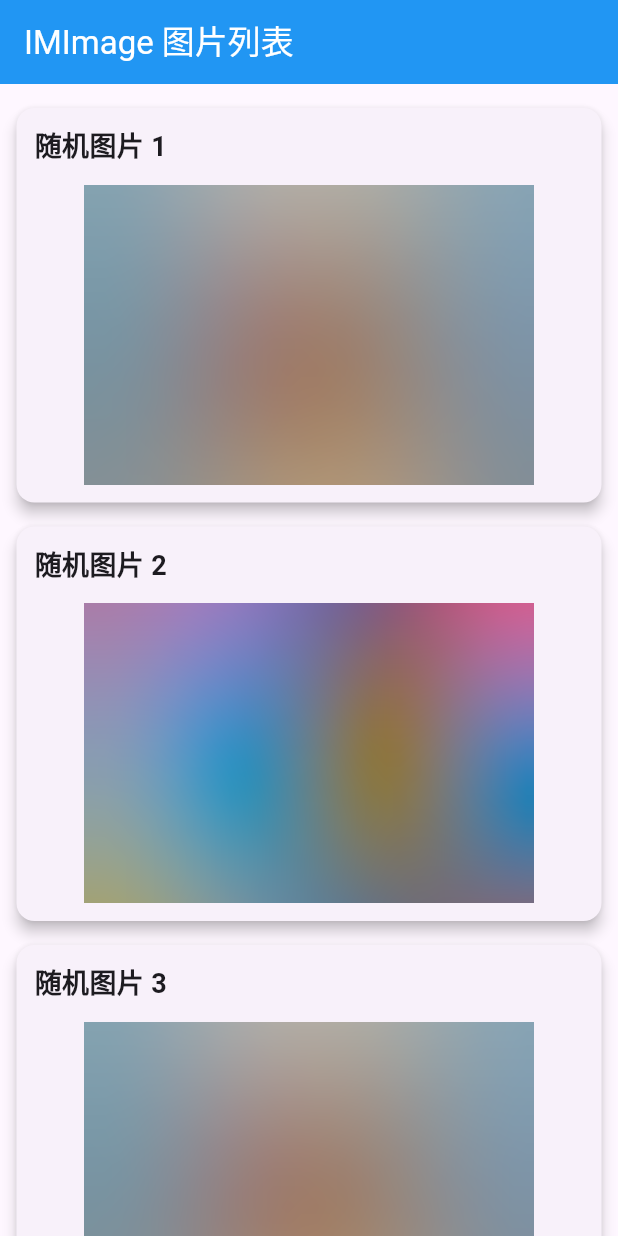
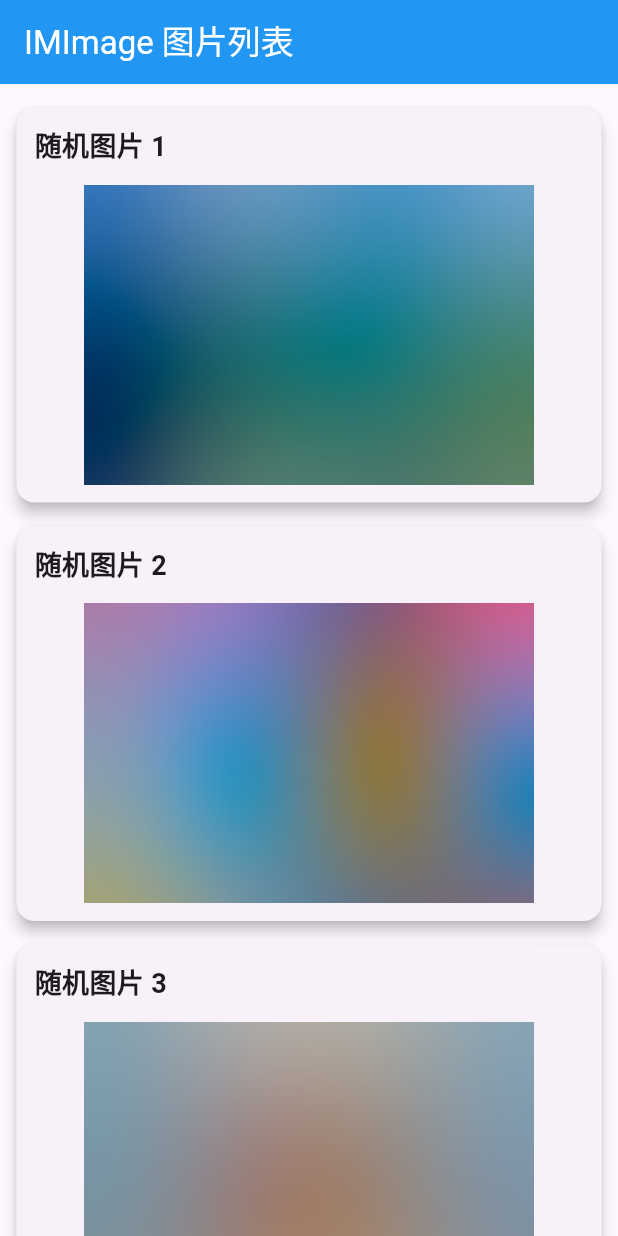
Before and after one commit to Jeremy-Xue-del/net_image, a Flutter app: the screen it shows after launch, on a phone screen of 412 x 824 dp. Run offline on Flutter 3.47's test engine with Material 3 defaults, Android fonts, the phone set to English and light mode, and no system bars; network calls fail.

Commit message:
优化动画

```diff
--- a/lib/main.dart
+++ b/lib/main.dart
@@ -36,15 +36,17 @@ class _ImageListPageState extends State<ImageListPage> {
 
   late String thumbnailPath;
 
+  late Future<List<ImageModel>> _dataFuture;
+
   List<ImageModel> data = [];
 
   // 示例图片URL列表
   final List<Map<String, String>> _imageData = [
     {
-      'url': 'https://picsum.photos/400/300?random=1',
+      'url': 'https://pic2.zhimg.com/v2-4edf83ea78bfbc41bf2856306637337b_r.jpg',
       'path': '',
       'title': '随机图片 1',
-      'blurHash': 'LEHV6nWB2yk8pyo0adR*.7kCMdnj',
+      'blurHash': 'LZ7:hTR7eoRmpMoHkCWWxwbYWYWB',
       'thumbnailPath': '',
     },
     {
@@ -166,6 +168,7 @@ class _ImageListPageState extends State<ImageListPage> {
   @override
   void initState() {
     super.initState();
+    _dataFuture = _loadData();
   }
 
   Future<List<ImageModel>> _loadData() async {
@@ -185,7 +188,6 @@ class _ImageListPageState extends State<ImageListPage> {
       );
       data.add(m);
     }
-    debugPrint('初始化数据完成');
     return data;
   }
 
@@ -198,7 +200,7 @@ class _ImageListPageState extends State<ImageListPage> {
         foregroundColor: Colors.white,
       ),
       body: FutureBuilder<List<ImageModel>>(
-        future: _loadData(),
+        future: _dataFuture,
         builder: (context, snapshot) {
           if (snapshot.connectionState == ConnectionState.waiting) {
             return const Center(child: CircularProgressIndicator());
@@ -236,7 +238,7 @@ class ImageListItem extends StatefulWidget {
   final int index;
   final String path;
   final String blurHash;
-  final String thumbnailPath;
+  final String? thumbnailPath;
 
   const ImageListItem({
     super.key,
@@ -245,7 +247,7 @@ class ImageListItem extends StatefulWidget {
     required this.index,
     required this.path,
     required this.blurHash,
-    required this.thumbnailPath,
+    this.thumbnailPath,
   });
 
   @override
--- a/lib/net_image/core/image_provider.dart
+++ b/lib/net_image/core/image_provider.dart
@@ -47,7 +47,7 @@ class DownloadImageProvider extends ImageProvider<DownloadImageProvider> {
 
     // 检查文件是否已经存在
     if (await file.exists()) {
-      // 文件存在，正常加载
+      // TODO 处理文件过大问题
       final bytes = await file.readAsBytes();
       final buffer = await ui.ImmutableBuffer.fromUint8List(bytes);
       return decode(buffer);
--- a/lib/net_image/widgets/im_image.dart
+++ b/lib/net_image/widgets/im_image.dart
@@ -1,8 +1,5 @@
 import 'dart:io';
-
 import 'package:flutter/material.dart';
-
-import '../../over_animation/fade_widget.dart';
 import '../core/image_manager.dart';
 import '../core/image_provider.dart';
 import '../model/download_model.dart';
@@ -30,7 +27,7 @@ class IMImage extends StatefulWidget {
     this.downloader,
     this.thumbnailHash, // 缩略图hash
     this.thumbnailPath, // 缩略图本地地址
-    this.animationDuration = const Duration(milliseconds: 500),
+    this.animationDuration = const Duration(milliseconds: 5000),
   }) : type = ImageType.normal;
 
   const IMImage.asset({
@@ -70,7 +67,7 @@ class IMImage extends StatefulWidget {
 class _IMImageState extends State<IMImage> with WidgetsBindingObserver {
   late DownloadModel _downloadModel;
   late DownloadImageProvider _imageProvider;
-  bool _isImageReady = false;
+  bool _hasTransitioned = false;
 
   @override
   void initState() {
@@ -96,10 +93,6 @@ class _IMImageState extends State<IMImage> with WidgetsBindingObserver {
 
   void _handleDownloadUpdate(DownloadModel model) {
     _downloadModel = model;
-    // 检查图像是否已准备好显示
-    if (!_isImageReady && model.status == DownloadStatus.finish) {
-      _isImageReady = true;
-    }
   }
 
   @override
@@ -126,7 +119,7 @@ class _IMImageState extends State<IMImage> with WidgetsBindingObserver {
         height: widget.height,
         fit: widget.fit,
         frameBuilder: _frameBuilder,
-        loadingBuilder: _loadingBuilder,
+        // loadingBuilder: _loadingBuilder,
         errorBuilder: _errorBuilder,
       ),
     );
@@ -163,36 +156,25 @@ class _IMImageState extends State<IMImage> with WidgetsBindingObserver {
       int? frame,
       bool wasSynchronouslyLoaded,
       ) {
-    if(frame != null){
-      // 如果图像是刚刚加载完成的，执行过渡动画
-      if (_isImageReady) {
+    final showImage = frame != null;
+
     return Stack(
       fit: StackFit.passthrough,
-          alignment: Alignment.center,
       children: [
-            // 占位符淡出
-            FadeWidget(
+        // 永远显示占位符作为底
+        Positioned.fill(
+          child: _buildPlaceholder(),
+        ),
+
+        // 上层是图片，初次加载时淡入
+        AnimatedOpacity(
+          opacity: showImage ? 1.0 : 0.0,
           duration: widget.animationDuration,
           curve: Curves.easeOut,
-              direction: AnimationDirection.reverse,
-              child: _buildPlaceholder(),
-            ),
-            // 图像淡入
-            FadeWidget(
-              duration: widget.animationDuration,
-              curve: Curves.easeIn,
-              direction: AnimationDirection.forward,
           child: child,
         ),
       ],
     );
-      }
-
-      // 否则直接显示图像
-      return child;
-    }
-    // 图像尚未加载完成，显示占位符
-    return _buildPlaceholder();
   }
 
   Widget _errorBuilder(
--- a/pubspec.yaml
+++ b/pubspec.yaml
@@ -17,7 +17,6 @@ dependencies:
   synchronized: ^3.4.0
   path: ^1.9.1
   path_provider: ^2.1.5
-  octo_image: ^2.1.0
 
 dev_dependencies:
   flutter_test:
@@ -27,3 +26,6 @@ dev_dependencies:
 
 flutter:
   uses-material-design: true
+
+  assets:
+    - assets/images/
```
Also changed, not shown: pubspec.lock, 1 other file. Lines whose indentation alone changed are shown as unchanged.
